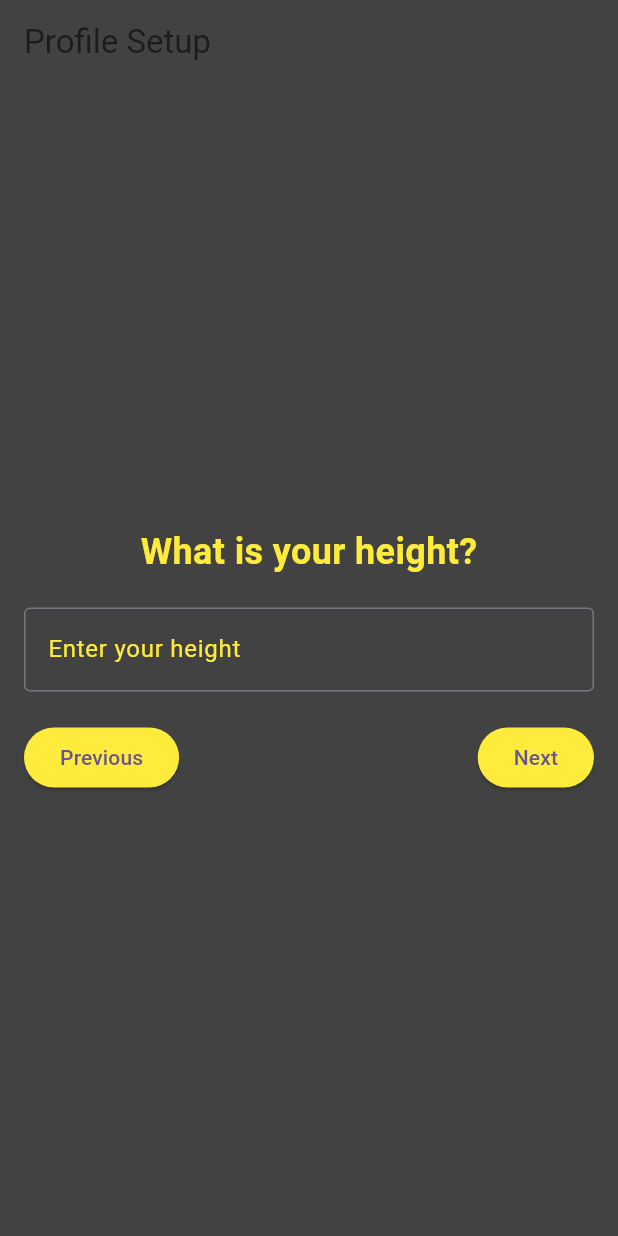
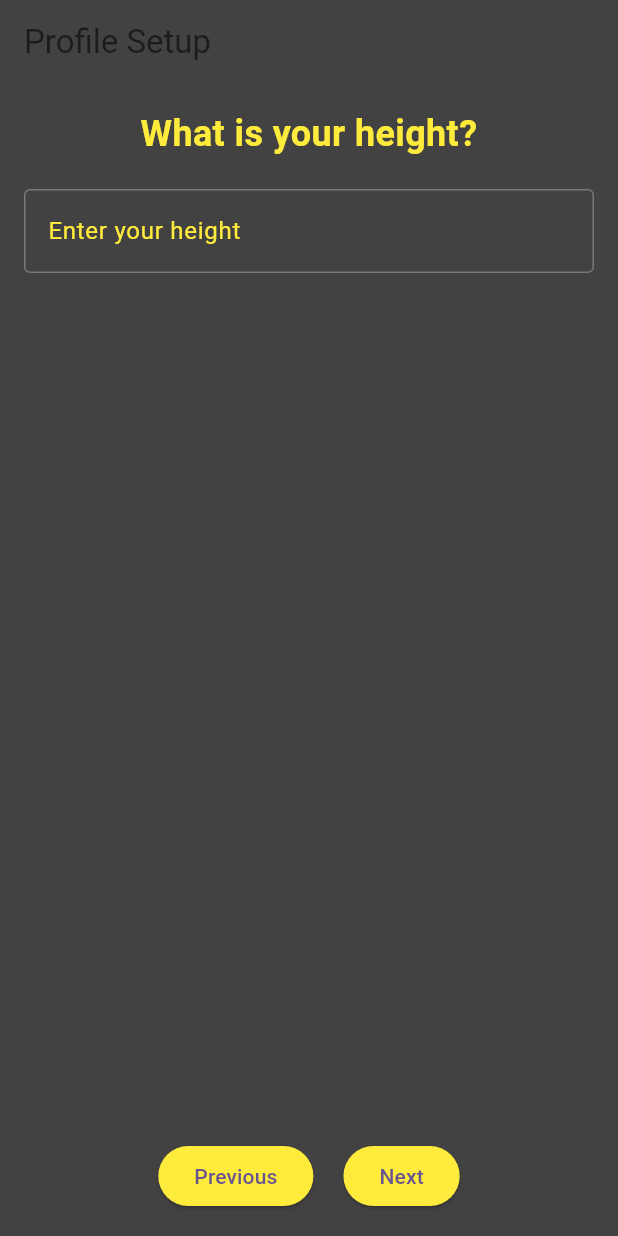
Before and after one commit to RafaelMarian/Project-GymApp_Flutter, a Flutter app: the QuestionnairePage screen opened directly, after a tap on "Next", on a phone screen of 412 x 824 dp. Run offline on Flutter 3.47's test engine with Material 3 defaults, Android fonts, the phone set to English and light mode, and no system bars; our stand-ins replace firebase_auth, firebase_core; accounts and stored records are empty.

Commit message:
making progress with this page

```diff
--- a/lib/questionnaire_page.dart
+++ b/lib/questionnaire_page.dart
@@ -9,6 +9,8 @@ class QuestionnairePage extends StatefulWidget {
 class _QuestionnairePageState extends State<QuestionnairePage> {
   final PageController _pageController = PageController();
   final UserProfile _userProfile = UserProfile();
+  bool _hasAnsweredFirstQuestion =
+      false; // Track if the first question is answered
 
   void _onNextPage(String response) {
     // Store the response based on the current page
@@ -33,6 +35,12 @@ class _QuestionnairePageState extends State<QuestionnairePage> {
         // e.g., save to Firebase or local storage
         break;
     }
+
+    setState(() {
+      if (pageIndex == 0) {
+        _hasAnsweredFirstQuestion = true;
+      }
+    });
 
     // Move to the next page
     _pageController.nextPage(
@@ -84,12 +92,17 @@ class _QuestionnairePageState extends State<QuestionnairePage> {
       child: Column(
         mainAxisAlignment: MainAxisAlignment.center,
         children: [
+          Center(
+            child: Column(
+              mainAxisSize: MainAxisSize.min,
+              children: [
                 Text(
                   question,
                   style: TextStyle(
                       fontSize: 24.0,
                       fontWeight: FontWeight.bold,
                       color: Colors.yellow),
+                  textAlign: TextAlign.center,
                 ),
                 SizedBox(height: 20.0),
                 TextField(
@@ -101,10 +114,17 @@ class _QuestionnairePageState extends State<QuestionnairePage> {
                   ),
                   style: TextStyle(color: Colors.yellow), // Text color
                 ),
+              ],
+            ),
+          ),
           SizedBox(height: 20.0),
-          Row(
-            mainAxisAlignment: MainAxisAlignment.spaceBetween,
+          Spacer(), // Push buttons to the bottom
+          Align(
+            alignment: Alignment.bottomCenter,
+            child: Row(
+              mainAxisAlignment: MainAxisAlignment.center,
               children: [
+                if (_hasAnsweredFirstQuestion) // Show "Previous" button only if the first question is answered
                   ElevatedButton(
                     onPressed: () {
                       onPrevious();
@@ -114,6 +134,7 @@ class _QuestionnairePageState extends State<QuestionnairePage> {
                     ),
                     child: Text('Previous'),
                   ),
+                SizedBox(width: 20.0), // Space between buttons
                 ElevatedButton(
                   onPressed: () {
                     onNext(controller.text.trim());
@@ -125,6 +146,7 @@ class _QuestionnairePageState extends State<QuestionnairePage> {
                 ),
               ],
             ),
+          ),
         ],
       ),
     );
```
Lines whose indentation alone changed are shown as unchanged.
